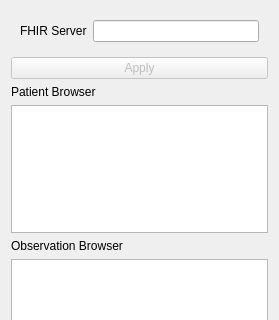
First picture: the form in FHIRReader/FHIRReader/Resources/UI/FHIRReader.ui, repository KitwareMedical/SlicerEHRSandbox, before the edit; both pictures show x 0 to 279 and y 0 to 320 of the 279 by 552 pixel window.
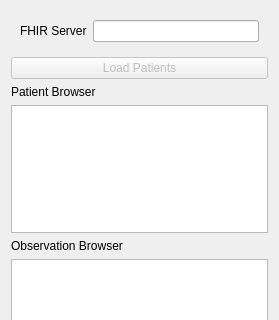
Second picture: the form after the edit. Custom widgets are drawn as their Qt base class.

Diff of the .ui file:
```diff
--- a/FHIRReader/FHIRReader/Resources/UI/FHIRReader.ui
+++ b/FHIRReader/FHIRReader/Resources/UI/FHIRReader.ui
@@ -39,7 +39,7 @@
       <string>Run the algorithm.</string>
      </property>
      <property name="text">
-      <string>Apply</string>
+      <string>Load Patients</string>
      </property>
     </widget>
    </item>
```
Left out of the diff: 6 changed lines with no effect on the pictures.
